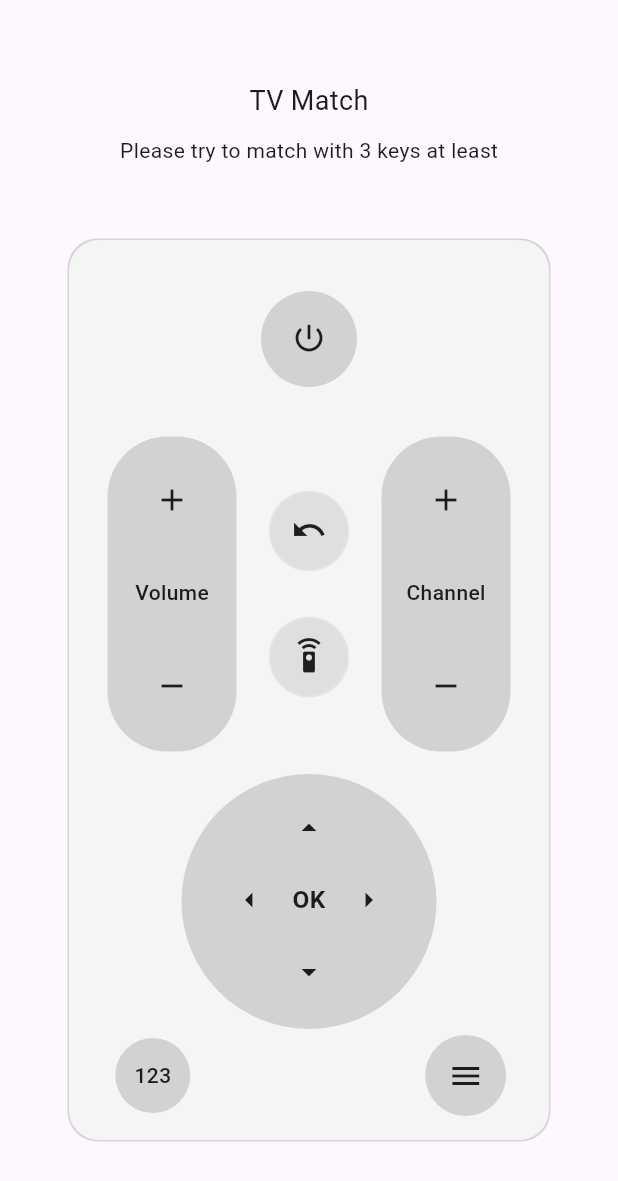
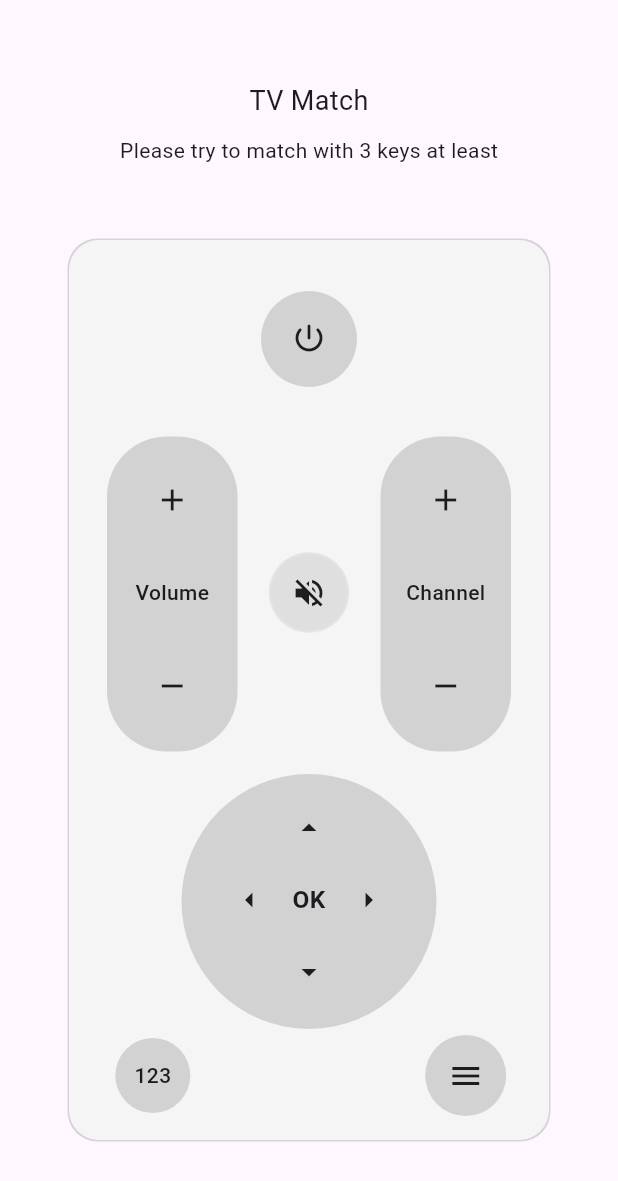
Before and after one commit to asheesh20/controller_app, a Flutter app: the screen it shows after launch, on a phone screen of 412 x 824 dp. Shown: the top 1181 px of the screen. Run offline on Flutter 3.47's test engine with Material 3 defaults, Android fonts, the phone set to English and light mode, and no system bars.

Commit message:
Prior to Visible Widget

```diff
--- a/lib/main.dart
+++ b/lib/main.dart
@@ -1,8 +1,14 @@
 import 'package:controller_app/screens/tv.dart';
+import 'package:flutter/services.dart';
 import 'package:flutter/material.dart';
 
 void main() {
-  runApp(const MyApp());
+  WidgetsFlutterBinding.ensureInitialized();
+  SystemChrome.setPreferredOrientations([
+    DeviceOrientation.portraitUp,
+  ]).then((value) {
+    runApp(const MyApp());
+  });
 }
 
 class MyApp extends StatelessWidget {
@@ -10,7 +16,7 @@ class MyApp extends StatelessWidget {
 
   @override
   Widget build(context) {
-    return MaterialApp(
+    return const MaterialApp(
       home: TvScreen(),
     );
   }
--- a/lib/screens/tv.dart
+++ b/lib/screens/tv.dart
@@ -1,16 +1,20 @@
 import 'package:controller_app/widgets/Channel_button.dart';
-import 'package:controller_app/widgets/back.dart';
-import 'package:controller_app/widgets/forward.dart';
 import 'package:controller_app/widgets/menu.dart';
+import 'package:controller_app/widgets/mute.dart';
 import 'package:controller_app/widgets/numbers.dart';
 import 'package:controller_app/widgets/ok_button.dart';
 import 'package:controller_app/widgets/power.dart';
 import 'package:controller_app/widgets/volume_button.dart';
 import 'package:flutter/material.dart';
 
-class TvScreen extends StatelessWidget {
+class TvScreen extends StatefulWidget {
   const TvScreen({super.key});
 
+  @override
+  State<TvScreen> createState() => _TvScreenState();
+}
+
+class _TvScreenState extends State<TvScreen> {
   @override
   Widget build(context) {
     return Scaffold(
@@ -68,6 +72,8 @@ class TvScreen extends StatelessWidget {
                     mainAxisAlignment: MainAxisAlignment.spaceAround,
                     children: [
                       VolumeButton(),
+                      Mute(),
+                      /*
                       Column(
                         mainAxisAlignment: MainAxisAlignment.spaceBetween,
                         children: [
@@ -78,6 +84,7 @@ class TvScreen extends StatelessWidget {
                           Forward(),
                         ],
                       ),
+                      */
                       // SizedBox(width: 50),
                       ChannelButton(),
                     ],
@@ -101,7 +108,7 @@ class TvScreen extends StatelessWidget {
                       SizedBox(
                         width: 70,
                       ),
-                      MenuScreen(),
+                      Menu(),
                     ],
                   ),
                   SizedBox(
--- a/lib/widgets/Channel_button.dart
+++ b/lib/widgets/Channel_button.dart
@@ -6,7 +6,7 @@ class ChannelButton extends StatelessWidget {
   @override
   Widget build(BuildContext context) {
     return Container(
-      width: 56,
+      width: 57,
       height: 180,
       decoration: BoxDecoration(
           shape: BoxShape.rectangle,
--- a/lib/widgets/back.dart
+++ b/lib/widgets/back.dart
@@ -15,7 +15,7 @@ class Back extends StatelessWidget {
           offset: const Offset(0, 1),
         ),
       ]),
-      child: Icon(
+      child: const Icon(
         Icons.undo_outlined,
       ),
     );
--- a/lib/widgets/menu.dart
+++ b/lib/widgets/menu.dart
@@ -1,7 +1,7 @@
 import 'package:flutter/material.dart';
 
-class MenuScreen extends StatelessWidget {
-  const MenuScreen({super.key});
+class Menu extends StatelessWidget {
+  const Menu({super.key});
 
   @override
   Widget build(BuildContext context) {
@@ -15,7 +15,7 @@ class MenuScreen extends StatelessWidget {
           offset: const Offset(0, 0),
         ),
       ]),
-      child: Icon(
+      child: const Icon(
         Icons.menu_outlined,
       ),
     );
--- a/lib/widgets/forward.dart
+++ b/lib/widgets/mute.dart
@@ -1,7 +1,7 @@
 import 'package:flutter/material.dart';
 
-class Forward extends StatelessWidget {
-  const Forward({super.key});
+class Mute extends StatelessWidget {
+  const Mute({super.key});
 
   @override
   Widget build(BuildContext context) {
@@ -12,10 +12,12 @@ class Forward extends StatelessWidget {
           spreadRadius: 15,
           blurStyle: BlurStyle.inner,
           blurRadius: 1,
-          offset: const Offset(0, 1),
+          offset: const Offset(0, 0),
         ),
       ]),
-      child: const Icon(Icons.settings_remote),
+      child: const Icon(
+        Icons.volume_off_sharp,
+      ),
     );
   }
 }
--- a/lib/widgets/numbers.dart
+++ b/lib/widgets/numbers.dart
@@ -1,11 +1,24 @@
+import 'package:controller_app/screens/digits.dart';
+import 'package:controller_app/widgets/glass_morphism.dart';
 import 'package:flutter/material.dart';
 
-class Numbers extends StatelessWidget {
+class Numbers extends StatefulWidget {
   const Numbers({super.key});
 
   @override
+  State<Numbers> createState() => _NumbersState();
+}
+
+class _NumbersState extends State<Numbers> {
+  @override
   Widget build(BuildContext context) {
-    return Container(
+    final Size size = MediaQuery.of(context).size;
+    return GestureDetector(
+      onTap: () {
+        Navigator.of(context)
+            .push(MaterialPageRoute(builder: (context) => DigitsScreen()));
+      },
+      child: Container(
         decoration: BoxDecoration(
           shape: BoxShape.circle,
           boxShadow: [
@@ -21,6 +34,7 @@ class Numbers extends StatelessWidget {
           '123',
           style: TextStyle(fontWeight: FontWeight.w500),
         ),
+      ),
     );
   }
 }
--- a/lib/widgets/ok_button.dart
+++ b/lib/widgets/ok_button.dart
@@ -14,7 +14,7 @@ class OkButton extends StatelessWidget {
           BoxShadow(
             color: Colors.grey.withOpacity(0.4),
             spreadRadius: 30,
-            blurRadius: 0.0,
+            //blurRadius: 0.0,
             blurStyle: BlurStyle.inner,
             offset: const Offset(0, 1),
           ),
--- a/lib/widgets/volume_button.dart
+++ b/lib/widgets/volume_button.dart
@@ -18,7 +18,7 @@ class VolumeButton extends StatelessWidget {
       ),
     );*/
         Container(
-      width: 56,
+      width: 57,
       height: 180,
       decoration: BoxDecoration(
           shape: BoxShape.rectangle,
```
Also changed, not shown: lib/screens/digits.dart (added, +107 -0 lines), lib/widgets/glass_morphism.dart (added, +34 -0 lines). Lines whose indentation alone changed are shown as unchanged.
